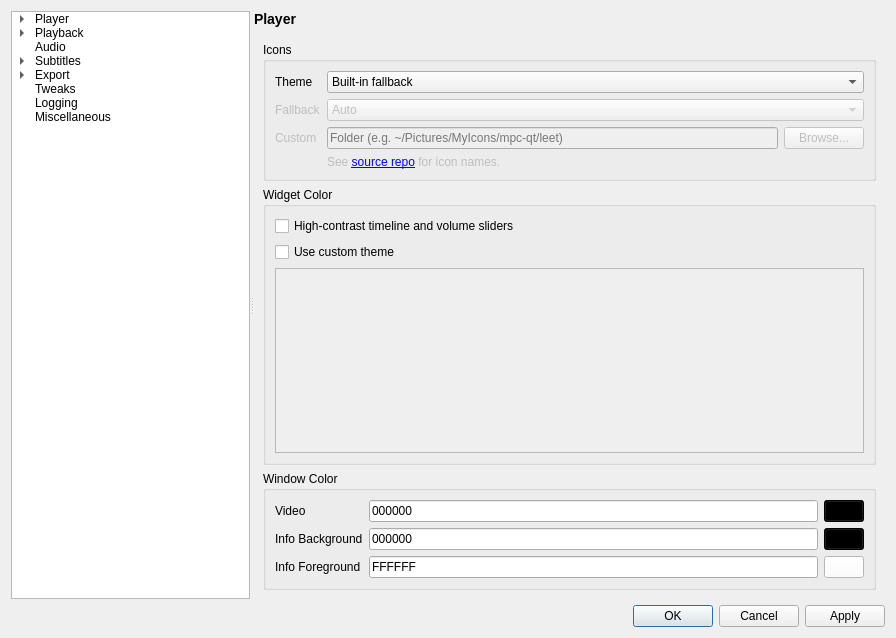
Above: src/settingswindow.ui from mpc-qt/mpc-qt before the change. Below: the same form after it.
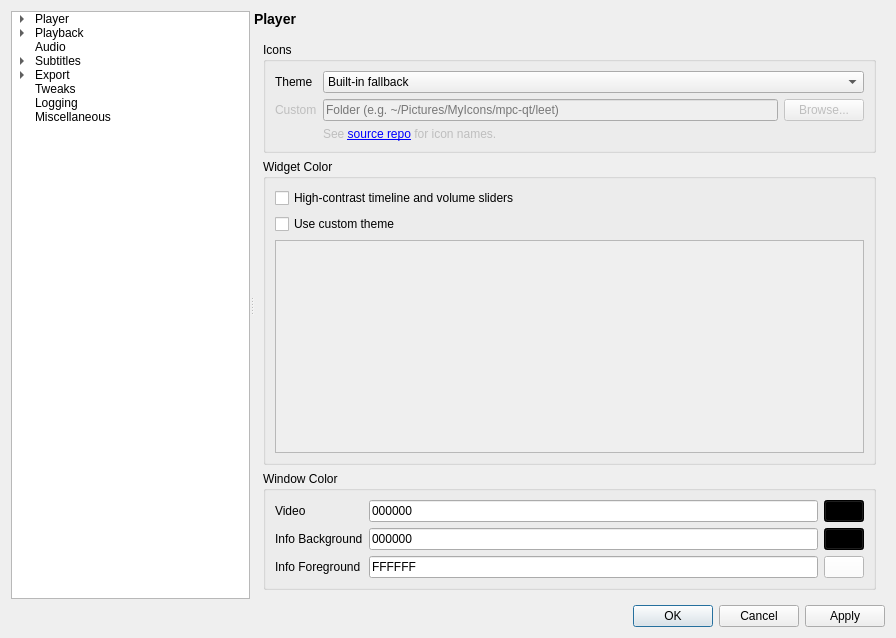
That is the form after the change. The open tabs and pages were chosen to show the change.

Commit message:
settings: Always use palette detection for fallback theme icons
b9d3d88bf27a8701c7057512d6fb13993235fc16 introduced a regression where
the fallback icons palette selector is disabled until the theme
QComboBox is changed from and back to fallback icons.

Since e865fb7cdb927b5de779557a622a66bd347fcdf5, the fallback icons
palette selector was just there in case the detection didn't work.
So let's just remove that option instead of fixing it.

It also increases the vertical space available to the Widget Color
QScrollArea.

Diff of the .ui file:
```diff
--- a/src/settingswindow.ui
+++ b/src/settingswindow.ui
@@ -641,7 +641,7 @@
                 </item>
                </widget>
               </item>
-              <item row="2" column="0">
+              <item row="1" column="0">
                <widget class="QLabel" name="interfaceIconsCustomLabel">
                 <property name="enabled">
                  <bool>false</bool>
@@ -651,7 +651,7 @@
                 </property>
                </widget>
               </item>
-              <item row="2" column="1">
+              <item row="1" column="1">
                <layout class="QHBoxLayout" name="interfaceIconsCustomLayout">
                 <item>
                  <widget class="QLineEdit" name="interfaceIconsCustomFolder">
@@ -675,7 +675,7 @@
                 </item>
                </layout>
               </item>
-              <item row="3" column="1">
+              <item row="2" column="1">
                <widget class="QLabel" name="interfaceIconsNotice">
                 <property name="enabled">
                  <bool>false</bool>
@@ -688,44 +688,6 @@
                 </property>
                </widget>
               </item>
-              <item row="1" column="0">
-               <widget class="QLabel" name="interfaceIconsInbuiltLabel">
-                <property name="enabled">
-                 <bool>false</bool>
-                </property>
-                <property name="text">
-                 <string>Fallback</string>
-                </property>
-               </widget>
-              </item>
-              <item row="1" column="1">
-               <widget class="QComboBox" name="interfaceIconsInbuilt">
-                <property name="enabled">
-                 <bool>false</bool>
-                </property>
-                <property name="sizePolicy">
-                 <sizepolicy hsizetype="Expanding" vsizetype="Fixed">
-                  <horstretch>0</horstretch>
-                  <verstretch>0</verstretch>
-                 </sizepolicy>
-                </property>
-                <item>
-                 <property name="text">
-                  <string>Auto</string>
-                 </property>
-                </item>
-                <item>
-                 <property name="text">
-                  <string>Black (for white palette)</string>
-                 </property>
-                </item>
-                <item>
-                 <property name="text">
-                  <string>White (for black palette)</string>
-                 </property>
-                </item>
-               </widget>
-              </item>
              </layout>
             </widget>
            </item>
```
The commit also changes 19 other files.
